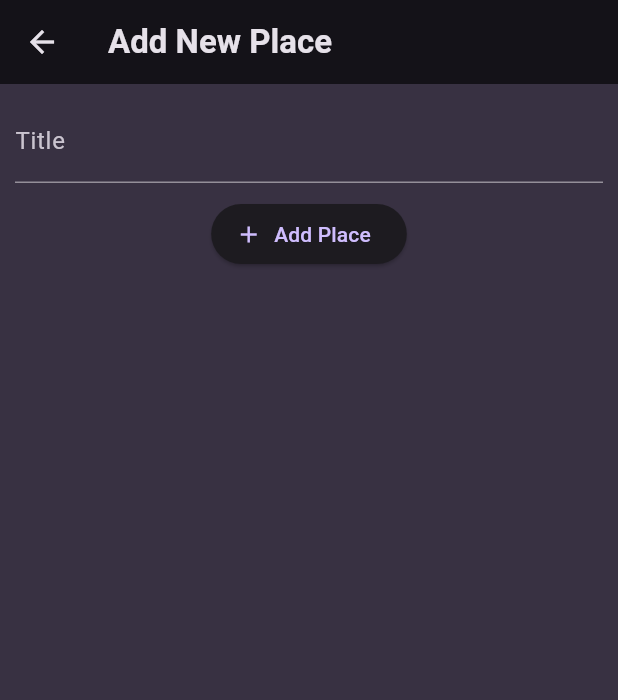
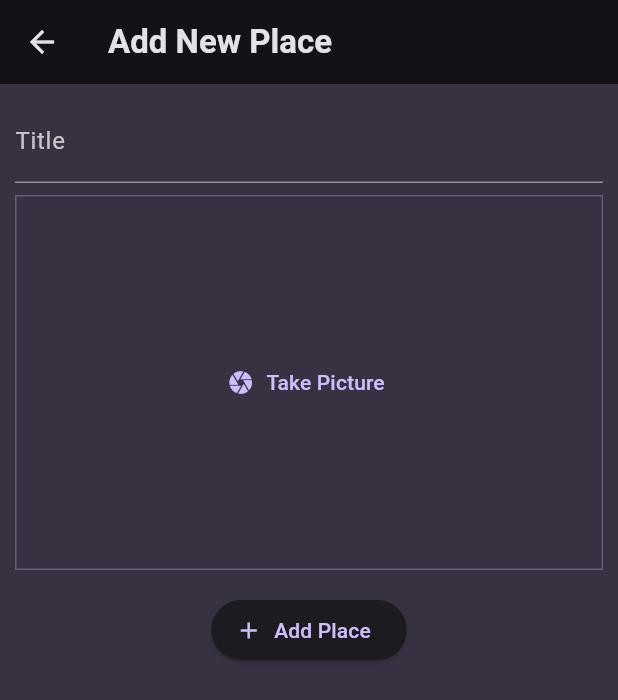
Before and after one commit to junwchoi85/favorite_places_app, a Flutter app: the AddPlaceScreen screen opened directly, on a phone screen of 412 x 824 dp. Shown: the top 700 px of the screen. Run offline on Flutter 3.47's test engine with Material 3 defaults, Android fonts, the phone set to English and light mode, and no system bars; our stand-ins replace flutter_riverpod, google_fonts.

Commit message:
adding image input widget

```diff
--- a/lib/screens/add_place.dart
+++ b/lib/screens/add_place.dart
@@ -1,4 +1,5 @@
 import 'package:favorite_places_app/providers/user_places.dart';
+import 'package:favorite_places_app/widgets/image_input.dart';
 import 'package:flutter/material.dart';
 import 'package:flutter_riverpod/flutter_riverpod.dart';
 
@@ -45,7 +46,9 @@ class _AddPlaceScreenState extends ConsumerState<AddPlaceScreen> {
                   TextStyle(color: Theme.of(context).colorScheme.onBackground),
               controller: _titleController,
             ),
-            const SizedBox(height: 10),
+            const SizedBox(height: 8),
+            ImageInput(),
+            const SizedBox(height: 16),
             ElevatedButton.icon(
                 onPressed: savePlace,
                 icon: const Icon(Icons.add),
--- /dev/null
+++ b/lib/widgets/image_input.dart
@@ -0,0 +1,47 @@
+import 'package:flutter/material.dart';
+import 'package:flutter/widgets.dart';
+
+class ImageInput extends StatefulWidget {
+  // final Function onSelectImage;
+
+  // ImageInput(this.onSelectImage);
+  const ImageInput({Key? key}) : super(key: key);
+
+  @override
+  _ImageInputState createState() => _ImageInputState();
+}
+
+class _ImageInputState extends State<ImageInput> {
+  /// Display a button that when taped will open the camera.
+  /// When the camera is opened, the user can take a picture.
+  /// The picture is then displayed in the app.
+  /// The picture is then saved to the device.
+  /// The picture is then displayed in the app.
+  /// When the user taps the image, the user can replace the image with a new one.
+
+  void _takePicture() {
+    // todo:
+  }
+
+  @override
+  Widget build(BuildContext context) {
+    return Container(
+      decoration: BoxDecoration(
+        border: Border.all(
+          width: 1,
+          color: Theme.of(context).colorScheme.primary.withOpacity(0.3),
+        ),
+      ),
+      height: 250,
+      width: double.infinity,
+      alignment: Alignment.center,
+      child: TextButton.icon(
+        icon: const Icon(Icons.camera),
+        label: const Text('Take Picture'),
+        onPressed: () {
+          // todo: open camera.
+        },
+      ),
+    );
+  }
+}
```
